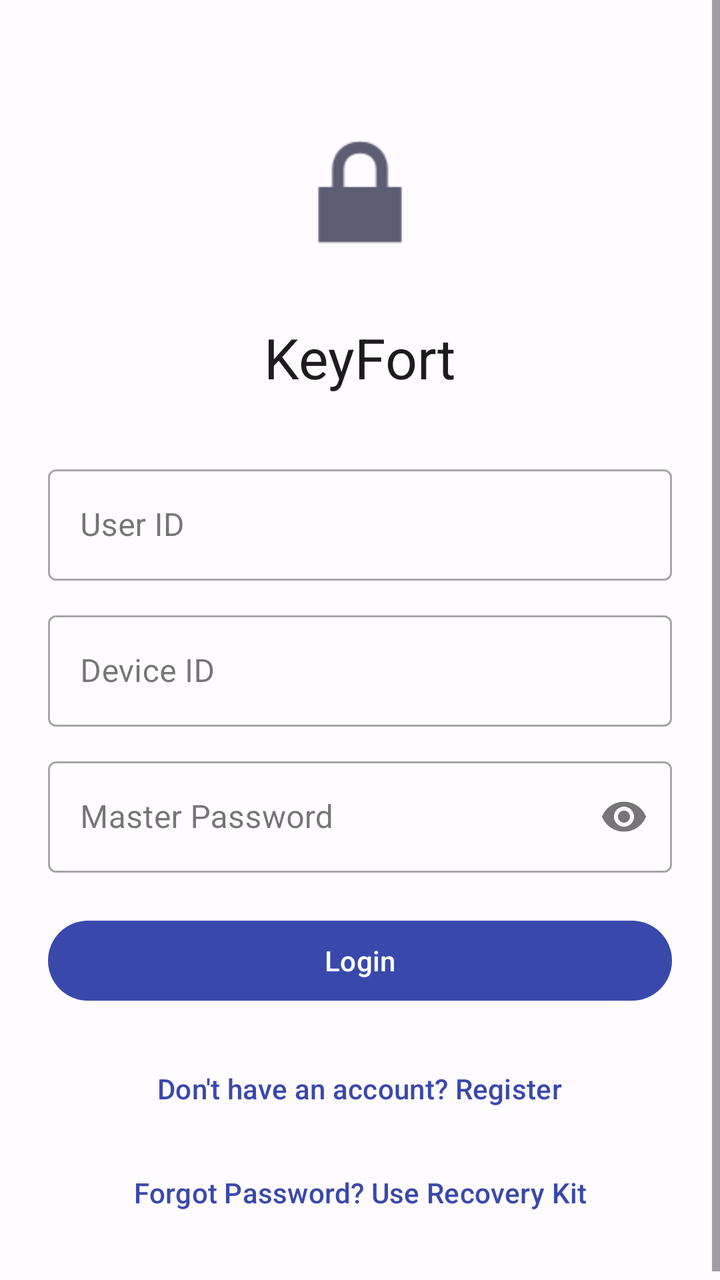
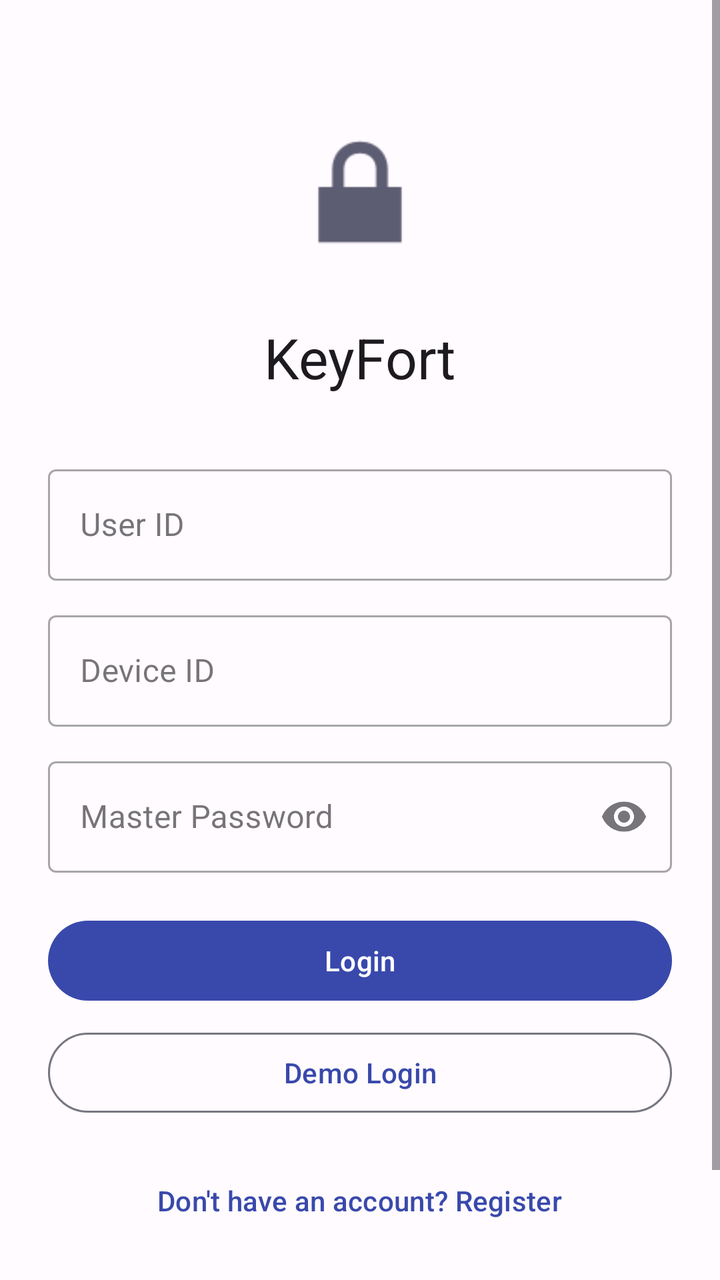

Compare the two renders of this Android layout. The source of the first and the diff that turns it into the second are given below.
<!-- AndroidManifest.xml: application theme Theme.KeyFort -->
<!-- res/layout/activity_unlock.xml -->
<?xml version="1.0" encoding="utf-8"?>
<ScrollView xmlns:android="http://schemas.android.com/apk/res/android"
    android:layout_width="match_parent"
    android:layout_height="match_parent"
    android:fillViewport="true">

    <LinearLayout
        android:layout_width="match_parent"
        android:layout_height="wrap_content"
        android:orientation="vertical"
        android:padding="24dp"
        android:gravity="center_horizontal">

        <ImageView
            android:id="@+id/iv_logo"
            android:layout_width="80dp"
            android:layout_height="80dp"
            android:layout_marginTop="32dp"
            android:layout_marginBottom="24dp"
            android:src="@android:drawable/ic_lock_lock"
            android:contentDescription="@string/app_name" />

        <com.google.android.material.textview.MaterialTextView
            android:layout_width="wrap_content"
            android:layout_height="wrap_content"
            android:text="@string/app_name"
            android:textAppearance="?attr/textAppearanceHeadlineMedium"
            android:layout_marginBottom="32dp" />

        <com.google.android.material.textfield.TextInputLayout
            android:layout_width="match_parent"
            android:layout_height="wrap_content"
            android:hint="@string/user_id"
            android:layout_marginBottom="12dp"
            style="@style/Widget.MaterialComponents.TextInputLayout.OutlinedBox">
            <com.google.android.material.textfield.TextInputEditText
                android:id="@+id/et_user_id"
                android:layout_width="match_parent"
                android:layout_height="wrap_content"
                android:inputType="text"
                android:imeOptions="actionNext" />
        </com.google.android.material.textfield.TextInputLayout>

        <com.google.android.material.textfield.TextInputLayout
            android:layout_width="match_parent"
            android:layout_height="wrap_content"
            android:hint="@string/device_id"
            android:layout_marginBottom="12dp"
            style="@style/Widget.MaterialComponents.TextInputLayout.OutlinedBox">
            <com.google.android.material.textfield.TextInputEditText
                android:id="@+id/et_device_id"
                android:layout_width="match_parent"
                android:layout_height="wrap_content"
                android:inputType="text"
                android:imeOptions="actionNext" />
        </com.google.android.material.textfield.TextInputLayout>

        <LinearLayout
            android:id="@+id/layout_device_name"
            android:layout_width="match_parent"
            android:layout_height="wrap_content"
            android:orientation="vertical"
            android:visibility="gone">
            <com.google.android.material.textfield.TextInputLayout
                android:layout_width="match_parent"
                android:layout_height="wrap_content"
                android:hint="@string/device_name"
                android:layout_marginBottom="12dp"
                style="@style/Widget.MaterialComponents.TextInputLayout.OutlinedBox">
                <com.google.android.material.textfield.TextInputEditText
                    android:id="@+id/et_device_name"
                    android:layout_width="match_parent"
                    android:layout_height="wrap_content"
                    android:inputType="text"
                    android:imeOptions="actionNext" />
            </com.google.android.material.textfield.TextInputLayout>
        </LinearLayout>

        <com.google.android.material.textfield.TextInputLayout
            android:layout_width="match_parent"
            android:layout_height="wrap_content"
            android:hint="@string/master_password"
            android:layout_marginBottom="12dp"
            style="@style/Widget.MaterialComponents.TextInputLayout.OutlinedBox"
            app:endIconMode="password_toggle"
            xmlns:app="http://schemas.android.com/apk/res-auto">
            <com.google.android.material.textfield.TextInputEditText
                android:id="@+id/et_master_password"
                android:layout_width="match_parent"
                android:layout_height="wrap_content"
                android:inputType="textPassword"
                android:imeOptions="actionDone" />
        </com.google.android.material.textfield.TextInputLayout>

        <LinearLayout
            android:id="@+id/layout_verify_code"
            android:layout_width="match_parent"
            android:layout_height="wrap_content"
            android:orientation="vertical"
            android:visibility="gone">
            <com.google.android.material.textfield.TextInputLayout
                android:layout_width="match_parent"
                android:layout_height="wrap_content"
                android:hint="@string/verify_code"
                android:layout_marginBottom="12dp"
                style="@style/Widget.MaterialComponents.TextInputLayout.OutlinedBox">
                <com.google.android.material.textfield.TextInputEditText
                    android:id="@+id/et_verify_code"
                    android:layout_width="match_parent"
                    android:layout_height="wrap_content"
                    android:inputType="number"
                    android:imeOptions="actionDone" />
            </com.google.android.material.textfield.TextInputLayout>
        </LinearLayout>

        <com.google.android.material.button.MaterialButton
            android:id="@+id/btn_login"
            android:layout_width="match_parent"
            android:layout_height="wrap_content"
            android:text="@string/login"
            android:layout_marginTop="8dp" />

        <com.google.android.material.button.MaterialButton
            android:id="@+id/btn_register"
            android:layout_width="match_parent"
            android:layout_height="wrap_content"
            android:text="@string/register"
            android:visibility="gone"
            android:layout_marginTop="8dp" />

        <com.google.android.material.button.MaterialButton
            android:id="@+id/btn_biometric"
            android:layout_width="match_parent"
            android:layout_height="wrap_content"
            android:text="@string/use_biometric"
            android:visibility="gone"
            android:layout_marginTop="8dp"
            style="@style/Widget.Material3.Button.TonalButton" />

        <com.google.android.material.button.MaterialButton
            android:id="@+id/btn_switch_mode"
            android:layout_width="wrap_content"
            android:layout_height="wrap_content"
            android:text="@string/switch_to_register"
            android:layout_marginTop="16dp"
            style="@style/Widget.Material3.Button.TextButton" />

        <com.google.android.material.button.MaterialButton
            android:id="@+id/btn_forgot_password"
            android:layout_width="wrap_content"
            android:layout_height="wrap_content"
            android:text="@string/forgot_password"
            android:layout_marginTop="4dp"
            style="@style/Widget.Material3.Button.TextButton" />

    </LinearLayout>
</ScrollView>
<!-- resources referenced by this layout -->
<resources>
  <string name="app_name">KeyFort</string>
  <string name="device_id">Device ID</string>
  <string name="device_name">Device Name</string>
  <string name="forgot_password">Forgot Password? Use Recovery Kit</string>
  <string name="login">Login</string>
  <string name="master_password">Master Password</string>
  <string name="register">Register</string>
  <string name="switch_to_register">Don\'t have an account? Register</string>
  <string name="use_biometric">Use Biometric</string>
  <string name="user_id">User ID</string>
  <string name="verify_code">Verification Code</string>
  <color name="md_theme_primary">#3949AB</color>
  <color name="md_theme_onPrimary">#FFFFFF</color>
  <color name="md_theme_primaryContainer">#DEE0FF</color>
  <color name="md_theme_onPrimaryContainer">#00006E</color>
  <color name="md_theme_secondary">#5C5D72</color>
  <color name="md_theme_onSecondary">#FFFFFF</color>
  <color name="md_theme_secondaryContainer">#E1E0F9</color>
  <color name="md_theme_onSecondaryContainer">#191A2C</color>
  <color name="md_theme_tertiary">#78536A</color>
  <color name="md_theme_onTertiary">#FFFFFF</color>
  <color name="md_theme_tertiaryContainer">#FFD8EE</color>
  <color name="md_theme_onTertiaryContainer">#2E1125</color>
  <color name="md_theme_error">#BA1A1A</color>
  <color name="md_theme_errorContainer">#FFDAD6</color>
  <color name="md_theme_onError">#FFFFFF</color>
  <color name="md_theme_onErrorContainer">#410002</color>
  <color name="md_theme_background">#FFFBFF</color>
  <color name="md_theme_onBackground">#1C1B1F</color>
  <color name="md_theme_surface">#FFFBFF</color>
  <color name="md_theme_onSurface">#1C1B1F</color>
  <color name="md_theme_surfaceVariant">#E4E1EC</color>
  <color name="md_theme_onSurfaceVariant">#46464F</color>
  <color name="md_theme_outline">#777680</color>
  <color name="md_theme_inverseOnSurface">#F4EFF4</color>
  <color name="md_theme_inverseSurface">#313033</color>
  <color name="md_theme_inversePrimary">#BAC3FF</color>
  <!-- unchanged entries left out for length: 1 -->
</resources>

<!-- the commit's change to res/layout/activity_unlock.xml (unified diff, before → after) -->
@@ -121,6 +121,14 @@
             android:layout_marginTop="8dp" />
 
         <com.google.android.material.button.MaterialButton
+            android:id="@+id/btn_demo_login"
+            android:layout_width="match_parent"
+            android:layout_height="wrap_content"
+            android:text="@string/demo_login"
+            android:layout_marginTop="8dp"
+            style="@style/Widget.Material3.Button.OutlinedButton" />
+
+        <com.google.android.material.button.MaterialButton
             android:id="@+id/btn_register"
             android:layout_width="match_parent"
             android:layout_height="wrap_content"
<!-- resource entries referenced after the edit -->
@@ -1,6 +1,7 @@
 <!-- resources referenced by this layout -->
 <resources>
   <string name="app_name">KeyFort</string>
+  <string name="demo_login">Demo Login</string>
   <string name="device_id">Device ID</string>
   <string name="device_name">Device Name</string>
   <string name="forgot_password">Forgot Password? Use Recovery Kit</string>
